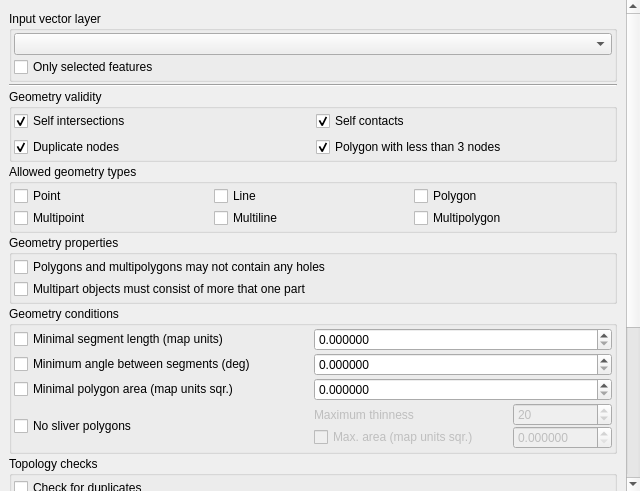
qgis/QGIS, file src/plugins/geometry_checker/ui/qgsgeometrycheckersetuptab.ui: the form before one commit.
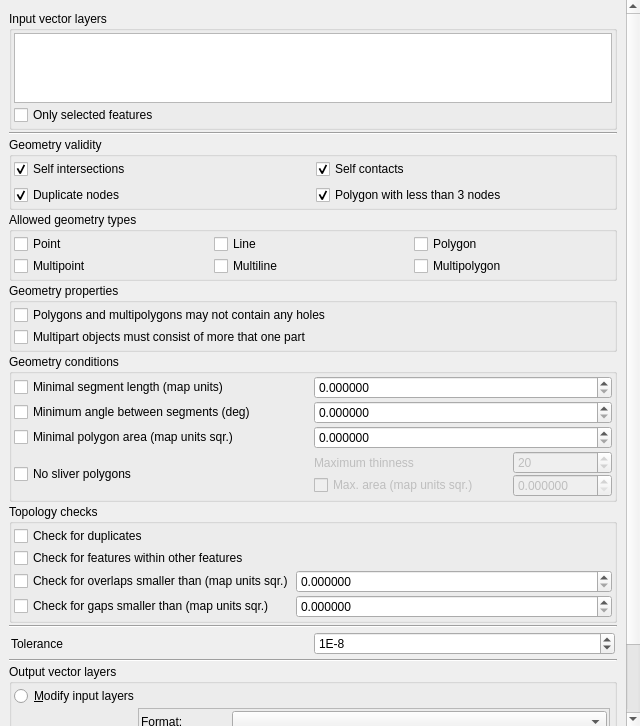
The form after the commit. Icons and pictures are not drawn. Custom widgets are drawn as their Qt base class.

Commit message: [Geometry checker] Initial multi-layer support

```diff
--- a/src/plugins/geometry_checker/ui/qgsgeometrycheckersetuptab.ui
+++ b/src/plugins/geometry_checker/ui/qgsgeometrycheckersetuptab.ui
@@ -7,7 +7,7 @@
     <x>0</x>
     <y>0</y>
     <width>640</width>
-    <height>491</height>
+    <height>726</height>
    </rect>
   </property>
   <property name="windowTitle">
@@ -41,9 +41,9 @@
       <property name="geometry">
        <rect>
         <x>0</x>
-        <y>0</y>
+        <y>-46</y>
         <width>626</width>
-        <height>726</height>
+        <height>804</height>
        </rect>
       </property>
       <layout class="QGridLayout" name="gridLayout_4">
@@ -68,7 +68,7 @@
           <item>
            <widget class="QGroupBox" name="groupBoxInputLayer">
             <property name="title">
-             <string>Input vector layer</string>
+             <string>Input vector layers</string>
             </property>
             <property name="flat">
              <bool>true</bool>
@@ -90,7 +90,7 @@
               <number>2</number>
              </property>
              <item>
-              <widget class="QgsMapLayerComboBox" name="comboBoxInputLayer"/>
+              <widget class="QListWidget" name="listWidgetInputLayers"/>
              </item>
              <item>
               <widget class="QCheckBox" name="checkBoxInputSelectedOnly">
@@ -600,7 +600,7 @@
           <item>
            <widget class="QGroupBox" name="groupBoxOutputLayer">
             <property name="title">
-             <string>Output vector layer</string>
+             <string>Output vector layers</string>
             </property>
             <property name="flat">
              <bool>true</bool>
@@ -621,20 +621,10 @@
              <property name="spacing">
               <number>2</number>
              </property>
-             <item row="0" column="0">
-              <widget class="QRadioButton" name="radioButtonOutputModifyInput">
-               <property name="text">
-                <string>&amp;Modify input layer</string>
-               </property>
-               <attribute name="buttonGroup">
-                <string notr="true">buttonGroupOutput</string>
-               </attribute>
-              </widget>
-             </item>
              <item row="1" column="0">
               <widget class="QRadioButton" name="radioButtonOutputNew">
                <property name="text">
-                <string>Create &amp;new layer</string>
+                <string>Create &amp;new layers</string>
                </property>
                <property name="checked">
                 <bool>true</bool>
@@ -644,18 +634,72 @@
                </attribute>
               </widget>
              </item>
-             <item row="1" column="1">
-              <widget class="QLineEdit" name="lineEditOutput">
-               <property name="readOnly">
-                <bool>true</bool>
-               </property>
-              </widget>
-             </item>
-             <item row="1" column="2">
-              <widget class="QPushButton" name="pushButtonOutputBrowse">
+             <item row="0" column="0" colspan="3">
+              <widget class="QRadioButton" name="radioButtonOutputModifyInput">
                <property name="text">
-                <string>Browse</string>
+                <string>&amp;Modify input layers</string>
                </property>
+               <attribute name="buttonGroup">
+                <string notr="true">buttonGroupOutput</string>
+               </attribute>
+              </widget>
+             </item>
+             <item row="1" column="1">
+              <widget class="QFrame" name="frameOutput">
+               <property name="frameShape">
+                <enum>QFrame::StyledPanel</enum>
+               </property>
+               <property name="frameShadow">
+                <enum>QFrame::Raised</enum>
+               </property>
+               <layout class="QGridLayout" name="gridLayout_9">
+                <property name="leftMargin">
+                 <number>2</number>
+                </property>
+                <property name="topMargin">
+                 <number>2</number>
+                </property>
+                <property name="rightMargin">
+                 <number>2</number>
+                </property>
+                <property name="bottomMargin">
+                 <number>2</number>
+                </property>
+                <property name="spacing">
+                 <number>2</number>
+                </property>
+                <item row="0" column="0">
+                 <widget class="QLabel" name="labelOutputFormat">
+                  <property name="text">
+                   <string>Format:</string>
+                  </property>
+                 </widget>
+                </item>
+                <item row="1" column="0">
+                 <widget class="QLabel" name="labelOutputDirectory">
+                  <property name="text">
+                   <string>Output directory:</string>
+                  </property>
+                 </widget>
+                </item>
+                <item row="1" column="1">
+                 <widget class="QLineEdit" name="lineEditOutputDirectory">
+                  <property name="readOnly">
+                   <bool>true</bool>
+                  </property>
+                 </widget>
+                </item>
+                <item row="1" column="2">
+                 <widget class="QPushButton" name="pushButtonOutputDirectory">
+                  <property name="text">
+                   <string>Browse</string>
+                  </property>
+                 </widget>
+                </item>
+                <item row="0" column="1" colspan="2">
+                 <widget class="QComboBox" name="comboBoxOutputFormat"/>
+                </item>
+               </layout>
               </widget>
              </item>
             </layout>
@@ -729,11 +773,6 @@
    <header>qgsscrollarea.h</header>
    <container>1</container>
   </customwidget>
-  <customwidget>
-   <class>QgsMapLayerComboBox</class>
-   <extends>QComboBox</extends>
-   <header location="global">qgsmaplayercombobox.h</header>
-  </customwidget>
  </customwidgets>
  <tabstops>
   <tabstop>scrollArea</tabstop>
```
Left out of the diff: 11 changed lines with no effect on the pictures. The commit also changes 49 other files.
